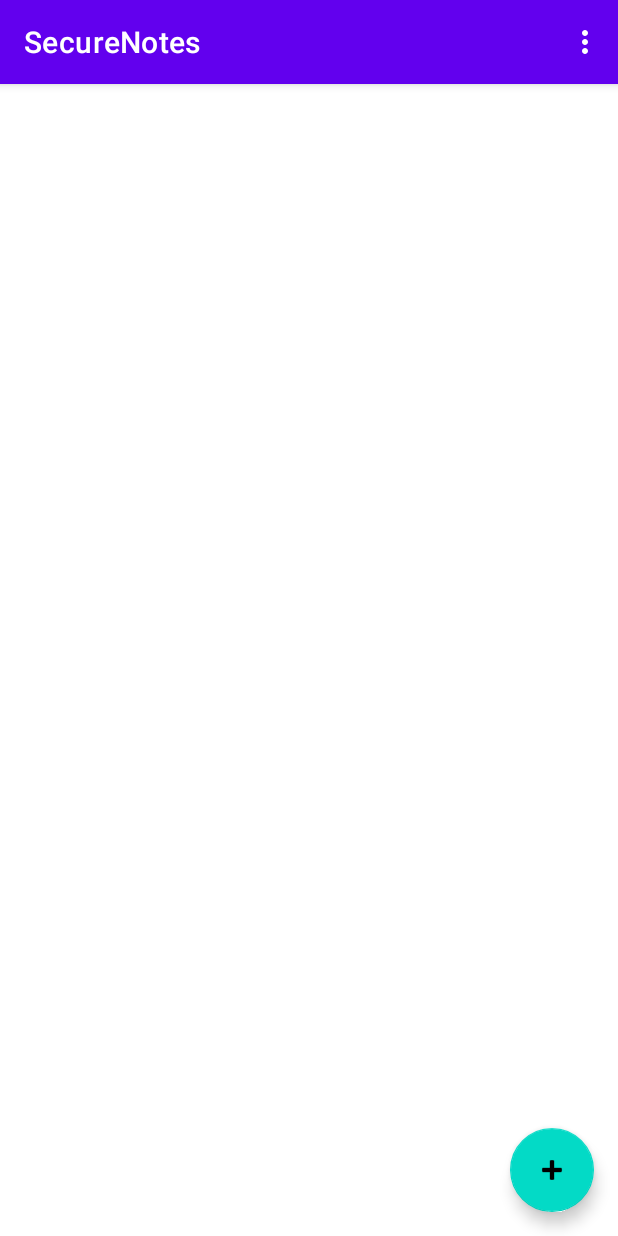
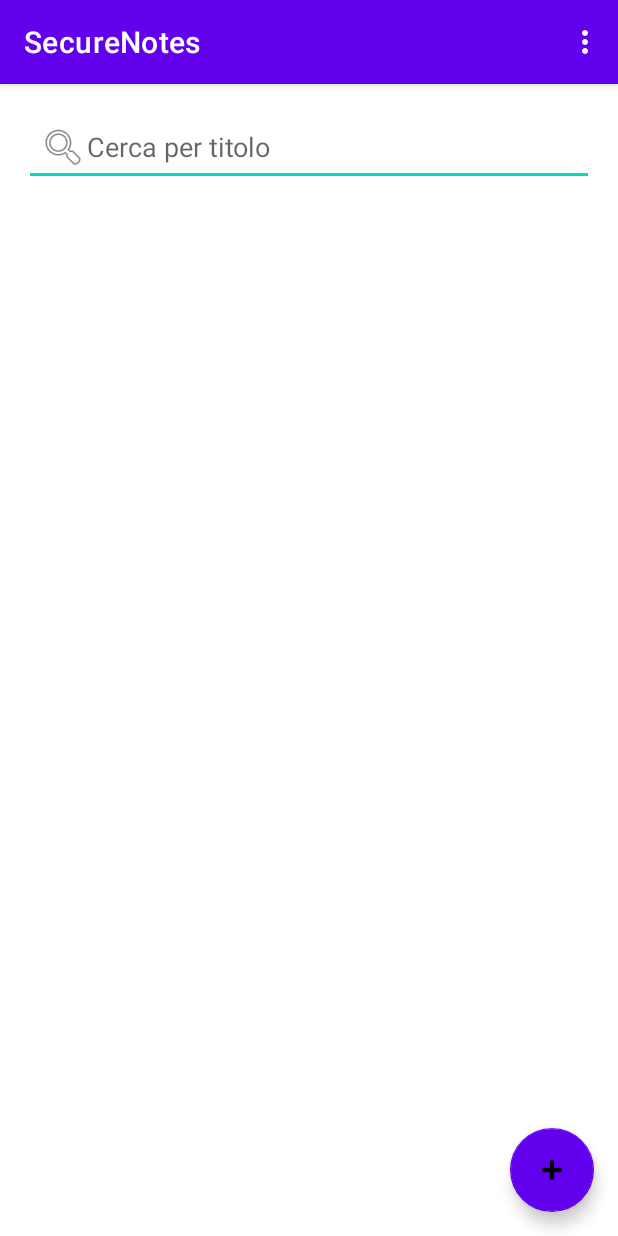
Before and after one commit to FrancescoMuscio/SecureNotes, an Android app: the DashboardActivity screen opened directly, with no data from a screen before it, on a phone screen of 412 x 824 dp. Run offline under Robolectric (Android 15) with nearby library versions, the light colour scheme and no system bars.

Commit message:
Aggiunta la possibilità di filtrare le note per titolo

```diff
--- a/app/src/main/res/layout/activity_dashboard.xml
+++ b/app/src/main/res/layout/activity_dashboard.xml
@@ -1,20 +1,42 @@
 <?xml version="1.0" encoding="utf-8"?>
 <androidx.coordinatorlayout.widget.CoordinatorLayout
     xmlns:android="http://schemas.android.com/apk/res/android"
+    xmlns:app="http://schemas.android.com/apk/res-auto"
     android:layout_width="match_parent"
     android:layout_height="match_parent">
 
-    <androidx.recyclerview.widget.RecyclerView
-        android:id="@+id/recycler_notes"
+    <LinearLayout
+        android:orientation="vertical"
         android:layout_width="match_parent"
         android:layout_height="match_parent"
-        android:padding="16dp" />
+        android:padding="16dp">
 
+        <!-- Campo di ricerca -->
+        <EditText
+            android:id="@+id/et_search"
+            android:layout_width="match_parent"
+            android:layout_height="wrap_content"
+            android:hint="Cerca per titolo"
+            android:drawableStart="@android:drawable/ic_menu_search"
+            android:inputType="text"
+            android:padding="10dp"
+            android:layout_marginBottom="8dp"/>
+
+        <!-- Lista note -->
+        <androidx.recyclerview.widget.RecyclerView
+            android:id="@+id/recycler_notes"
+            android:layout_width="match_parent"
+            android:layout_height="0dp"
+            android:layout_weight="1"/>
+    </LinearLayout>
+
+    <!-- Pulsante aggiungi nota -->
     <com.google.android.material.floatingactionbutton.FloatingActionButton
         android:id="@+id/fab_add_note"
         android:layout_width="wrap_content"
         android:layout_height="wrap_content"
         android:src="@android:drawable/ic_input_add"
         android:layout_gravity="bottom|end"
-        android:layout_margin="16dp"/>
+        android:layout_margin="16dp"
+        app:backgroundTint="@color/purple_500"/>
 </androidx.coordinatorlayout.widget.CoordinatorLayout>
```
Also changed, not shown: app/src/main/java/com/example/securenotes/DashboardActivity.java (+65 -2 lines), app/src/main/java/com/example/securenotes/NoteAdapter.java (+7 -0 lines), app/src/main/res/layout/dialog_progress.xml (added, +22 -0 lines).
